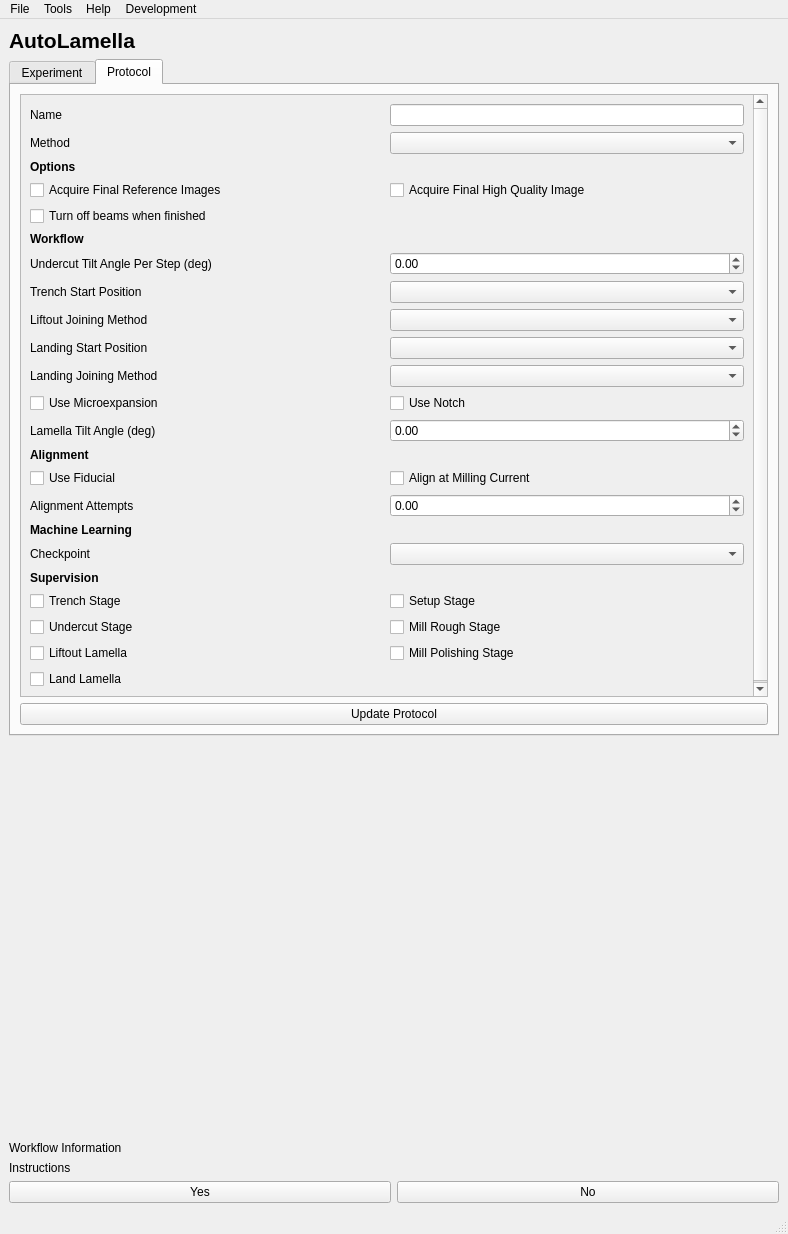
Old version of the form fibsem/applications/autolamella/ui/qt/AutoLamellaUI.ui in the repository fibsem-os/fibsem-os.
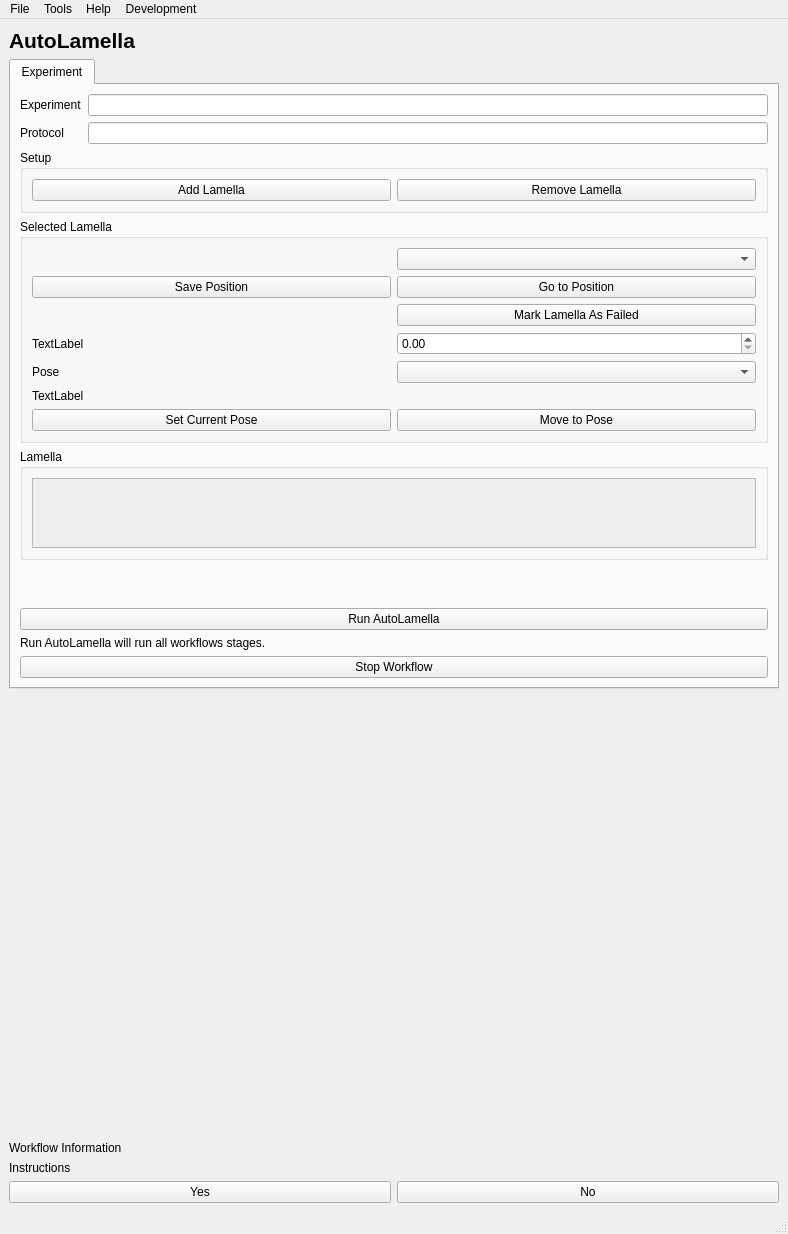
New version of the form. The open tabs and pages were chosen to show the change.

Commit message: [refactor] v0.5.0 refactor - task based workflows

What changed in the file:
```diff
--- a/fibsem/applications/autolamella/ui/qt/AutoLamellaUI.ui
+++ b/fibsem/applications/autolamella/ui/qt/AutoLamellaUI.ui
@@ -33,13 +33,6 @@
   </property>
   <widget class="QWidget" name="centralwidget">
    <layout class="QGridLayout" name="gridLayout">
-    <item row="4" column="0" colspan="2">
-     <widget class="QLabel" name="label_instructions">
-      <property name="text">
-       <string>Instructions</string>
-      </property>
-     </widget>
-    </item>
     <item row="0" column="0" colspan="2">
      <widget class="QLabel" name="label_title">
       <property name="font">
@@ -57,10 +50,10 @@
       </property>
      </widget>
     </item>
-    <item row="3" column="0" colspan="2">
-     <widget class="QLabel" name="label_workflow_information">
+    <item row="4" column="0" colspan="2">
+     <widget class="QLabel" name="label_instructions">
       <property name="text">
-       <string>Workflow Information</string>
+       <string>Instructions</string>
       </property>
      </widget>
     </item>
@@ -78,6 +71,26 @@
       </property>
      </widget>
     </item>
+    <item row="3" column="0" colspan="2">
+     <widget class="QLabel" name="label_workflow_information">
+      <property name="text">
+       <string>Workflow Information</string>
+      </property>
+     </widget>
+    </item>
+    <item row="2" column="0" colspan="2">
+     <spacer name="verticalSpacer_4">
+      <property name="orientation">
+       <enum>Qt::Vertical</enum>
+      </property>
+      <property name="sizeHint" stdset="0">
+       <size>
+        <width>20</width>
+        <height>40</height>
+       </size>
+      </property>
+     </spacer>
+    </item>
     <item row="1" column="0" colspan="2">
      <widget class="QTabWidget" name="tabWidget">
       <property name="currentIndex">
@@ -88,102 +101,18 @@
         <string>Experiment</string>
        </attribute>
        <layout class="QGridLayout" name="gridLayout_3">
-        <item row="12" column="0" colspan="2">
-         <widget class="QPushButton" name="pushButton_run_serial_liftout_landing">
-          <property name="text">
-           <string>Run Landing Workflow</string>
-          </property>
-         </widget>
-        </item>
-        <item row="0" column="0" colspan="2">
-         <widget class="QLabel" name="label_experiment_name">
-          <property name="text">
-           <string>Experiment:</string>
-          </property>
-         </widget>
-        </item>
-        <item row="36" column="0" colspan="2">
-         <widget class="QPushButton" name="pushButton_stop_workflow">
-          <property name="text">
-           <string>Stop Workflow</string>
-          </property>
-         </widget>
-        </item>
-        <item row="7" column="0" colspan="2">
-         <spacer name="verticalSpacer">
-          <property name="orientation">
-           <enum>Qt::Vertical</enum>
-          </property>
-          <property name="sizeHint" stdset="0">
-           <size>
-            <width>20</width>
-            <height>40</height>
-           </size>
-          </property>
-         </spacer>
-        </item>
-        <item row="13" column="0" colspan="2">
-         <widget class="QPushButton" name="pushButton_run_setup_autolamella">
-          <property name="text">
-           <string>Run AutoLamella</string>
-          </property>
-         </widget>
-        </item>
-        <item row="2" column="0" colspan="2">
-         <widget class="QGroupBox" name="groupBox_setup">
-          <property name="title">
-           <string>Setup</string>
-          </property>
-          <layout class="QGridLayout" name="gridLayout_5">
-           <item row="0" column="0">
-            <widget class="QPushButton" name="pushButton_add_lamella">
-             <property name="text">
-              <string>Add Lamella</string>
-             </property>
-            </widget>
-           </item>
-           <item row="0" column="1">
-            <widget class="QPushButton" name="pushButton_remove_lamella">
-             <property name="styleSheet">
-              <string notr="true"/>
-             </property>
-             <property name="text">
-              <string>Remove Lamella</string>
-             </property>
-            </widget>
-           </item>
-          </layout>
-         </widget>
-        </item>
-        <item row="8" column="0" colspan="2">
-         <widget class="QPushButton" name="pushButton_setup_autoliftout">
-          <property name="text">
-           <string>Run Setup Liftout</string>
-          </property>
-         </widget>
-        </item>
-        <item row="1" column="0" colspan="2">
-         <widget class="QLabel" name="label_protocol_name">
-          <property name="text">
-           <string>Protocol:</string>
-          </property>
-         </widget>
-        </item>
-        <item row="11" column="0" colspan="2">
-         <widget class="QPushButton" name="pushButton_run_autoliftout">
-          <property name="text">
-           <string>Run Liftout Workflow</string>
-          </property>
-         </widget>
-        </item>
-        <item row="4" column="0" colspan="2">
+        <item row="6" column="0" colspan="2">
          <widget class="QGroupBox" name="groupBox_selected_lamella">
           <property name="title">
            <string>Selected Lamella</string>
           </property>
           <layout class="QGridLayout" name="gridLayout_7">
-           <item row="3" column="0">
-            <widget class="QComboBox" name="comboBox_lamella_history"/>
+           <item row="7" column="1">
+            <widget class="QPushButton" name="pushButton_lamella_move_to_pose">
+             <property name="text">
+              <string>Move to Pose</string>
+             </property>
+            </widget>
            </item>
            <item row="0" column="0">
             <widget class="QLabel" name="label_current_lamella_header">
@@ -201,10 +130,16 @@
              </property>
             </widget>
            </item>
-           <item row="2" column="0">
-            <widget class="QPushButton" name="pushButton_lamella_landing_selected">
+           <item row="3" column="1">
+            <widget class="QDoubleSpinBox" name="doubleSpinBox_lamella_objective_position"/>
+           </item>
+           <item row="0" column="1">
+            <widget class="QComboBox" name="comboBox_current_lamella"/>
+           </item>
+           <item row="3" column="0">
+            <widget class="QLabel" name="label_lamella_objective_position">
              <property name="text">
-              <string>Landing Position Selected</string>
+              <string>TextLabel</string>
              </property>
             </widget>
            </item>
@@ -215,16 +150,6 @@
              </property>
             </widget>
            </item>
-           <item row="0" column="1">
-            <widget class="QComboBox" name="comboBox_current_lamella"/>
-           </item>
-           <item row="1" column="1">
-            <widget class="QPushButton" name="pushButton_go_to_lamella">
-             <property name="text">
-              <string>Go to Position</string>
-             </property>
-            </widget>
-           </item>
            <item row="2" column="1">
             <widget class="QPushButton" name="pushButton_fail_lamella">
              <property name="text">
@@ -232,47 +157,74 @@
              </property>
             </widget>
            </item>
-           <item row="3" column="1">
-            <widget class="QPushButton" name="pushButton_revert_stage">
+           <item row="1" column="1">
+            <widget class="QPushButton" name="pushButton_go_to_lamella">
              <property name="text">
-              <string>Time Travel To</string>
+              <string>Go to Position</string>
              </property>
             </widget>
            </item>
-           <item row="4" column="0" colspan="2">
-            <layout class="QGridLayout" name="gridLayout_selected_lamella_history"/>
+           <item row="6" column="0" colspan="2">
+            <widget class="QLabel" name="label_lamella_pose_position">
+             <property name="text">
+              <string>TextLabel</string>
+             </property>
+            </widget>
+           </item>
+           <item row="7" column="0">
+            <widget class="QPushButton" name="pushButton_lamella_set_pose">
+             <property name="text">
+              <string>Set Current Pose</string>
+             </property>
+            </widget>
+           </item>
+           <item row="4" column="0">
+            <widget class="QLabel" name="label_lamella_pose">
+             <property name="text">
+              <string>Pose</string>
+             </property>
+            </widget>
+           </item>
+           <item row="4" column="1">
+            <widget class="QComboBox" name="comboBox_lamella_pose"/>
            </item>
           </layout>
          </widget>
         </item>
-        <item row="9" column="0" colspan="2">
-         <widget class="QPushButton" name="pushButton_run_waffle_trench">
-          <property name="text">
-           <string>Run Trench Milling</string>
-          </property>
-          <property name="default">
-           <bool>false</bool>
-          </property>
-          <property name="flat">
-           <bool>false</bool>
-          </property>
-         </widget>
-        </item>
         <item row="10" column="0" colspan="2">
-         <widget class="QPushButton" name="pushButton_run_waffle_undercut">
+         <widget class="QPushButton" name="pushButton_run_setup_autolamella">
           <property name="text">
-           <string>Run Undercut Milling</string>
+           <string>Run AutoLamella</string>
           </property>
          </widget>
         </item>
-        <item row="14" column="0">
-         <widget class="QLabel" name="label_run_autolamella_info">
-          <property name="text">
-           <string>Run AutoLamella will run all workflows stages.</string>
+        <item row="4" column="0" colspan="2">
+         <widget class="QGroupBox" name="groupBox_setup">
+          <property name="title">
+           <string>Setup</string>
           </property>
+          <layout class="QGridLayout" name="gridLayout_5">
+           <item row="0" column="0">
+            <widget class="QPushButton" name="pushButton_add_lamella">
+             <property name="text">
+              <string>Add Lamella</string>
+             </property>
+            </widget>
+           </item>
+           <item row="0" column="1">
+            <widget class="QPushButton" name="pushButton_remove_lamella">
+             <property name="styleSheet">
+              <string notr="true"/>
+             </property>
+             <property name="text">
+              <string>Remove Lamella</string>
+             </property>
+            </widget>
+           </item>
+          </layout>
          </widget>
         </item>
-        <item row="5" column="0" colspan="2">
+        <item row="7" column="0" colspan="2">
          <widget class="QGroupBox" name="groupBox_lamella">
           <property name="sizePolicy">
            <sizepolicy hsizetype="Expanding" vsizetype="Expanding">
@@ -301,7 +253,7 @@
              <property name="widgetResizable">
               <bool>true</bool>
              </property>
-             <widget class="QWidget" name="scrollAreaWidgetContents_2">
+             <widget class="QWidget" name="scrollAreaLamellaInfoWidget">
               <property name="geometry">
                <rect>
                 <x>0</x>
@@ -310,384 +262,64 @@
                 <height>68</height>
                </rect>
               </property>
-              <layout class="QGridLayout" name="gridLayout_8">
-               <item row="0" column="0">
-                <layout class="QGridLayout" name="gridLayout_lamella_info"/>
-               </item>
-              </layout>
+              <layout class="QGridLayout" name="gridLayout_8"/>
              </widget>
             </widget>
            </item>
           </layout>
          </widget>
         </item>
-       </layout>
-      </widget>
-      <widget class="QWidget" name="tab_2">
-       <attribute name="title">
-        <string>Protocol</string>
-       </attribute>
-       <layout class="QGridLayout" name="gridLayout_2">
-        <item row="24" column="0" colspan="2">
-         <widget class="QPushButton" name="pushButton_update_protocol">
+        <item row="0" column="1">
+         <widget class="QLineEdit" name="lineEdit_experiment_name"/>
+        </item>
+        <item row="33" column="0" colspan="2">
+         <widget class="QPushButton" name="pushButton_stop_workflow">
           <property name="text">
-           <string>Update Protocol</string>
+           <string>Stop Workflow</string>
           </property>
          </widget>
         </item>
-        <item row="0" column="0" colspan="2">
-         <widget class="QScrollArea" name="scrollArea">
-          <property name="minimumSize">
+        <item row="9" column="0" colspan="2">
+         <spacer name="verticalSpacer">
+          <property name="orientation">
+           <enum>Qt::Vertical</enum>
+          </property>
+          <property name="sizeHint" stdset="0">
            <size>
-            <width>0</width>
-            <height>0</height>
+            <width>20</width>
+            <height>40</height>
            </size>
           </property>
-          <property name="widgetResizable">
-           <bool>true</bool>
+         </spacer>
+        </item>
+        <item row="0" column="0">
+         <widget class="QLabel" name="label_experiment_name">
+          <property name="text">
+           <string>Experiment</string>
           </property>
-          <widget class="QWidget" name="scrollAreaWidgetContents">
-           <property name="geometry">
-            <rect>
-             <x>0</x>
-             <y>0</y>
-             <width>746</width>
-             <height>632</height>
-            </rect>
-           </property>
-           <layout class="QGridLayout" name="gridLayout_4">
-            <item row="10" column="0">
-             <widget class="QLabel" name="label_options_landing_joining_method">
-              <property name="text">
-               <string>Landing Joining Method</string>
-              </property>
-             </widget>
-            </item>
-            <item row="0" column="1">
-             <widget class="QLineEdit" name="lineEdit_name">
-              <property name="sizePolicy">
-               <sizepolicy hsizetype="Preferred" vsizetype="Fixed">
-                <horstretch>0</horstretch>
-                <verstretch>0</verstretch>
-               </sizepolicy>
-              </property>
-             </widget>
-            </item>
-            <item row="13" column="0">
-             <widget class="QLabel" name="label_alignment_header">
-              <property name="font">
-               <font>
-                <weight>75</weight>
-                <bold>true</bold>
-                <underline>false</underline>
-               </font>
-              </property>
-              <property name="text">
-               <string>Alignment</string>
-              </property>
-             </widget>
-            </item>
-            <item row="1" column="1">
-             <widget class="QComboBox" name="comboBox_method"/>
-            </item>
-            <item row="15" column="1">
-             <widget class="QDoubleSpinBox" name="beamshift_attempts">
-              <property name="minimum">
-               <double>-180.000000000000000</double>
-              </property>
-              <property name="maximum">
-               <double>180.000000000000000</double>
-              </property>
-             </widget>
-            </item>
-            <item row="22" column="0">
-             <widget class="QCheckBox" name="checkBox_supervise_landing">
-              <property name="enabled">
-               <bool>true</bool>
-              </property>
-              <property name="text">
-               <string>Land Lamella</string>
-              </property>
-             </widget>
-            </item>
-            <item row="15" column="0">
-             <widget class="QLabel" name="beamShiftAttemptsLabel">
-              <property name="text">
-               <string>Alignment Attempts</string>
-              </property>
-             </widget>
-            </item>
-            <item row="6" column="0">
-             <widget class="QLabel" name="label_protocol_undercut_tilt_angle">
-              <property name="text">
-               <string>Undercut Tilt Angle Per Step (deg)</string>
-              </property>
-             </widget>
-            </item>
-            <item row="21" column="0">
-             <widget class="QCheckBox" name="checkBox_supervise_liftout">
-              <property name="enabled">
-               <bool>true</bool>
-              </property>
-              <property name="text">
-               <string>Liftout Lamella</string>
-              </property>
-             </widget>
-            </item>
-            <item row="7" column="1">
-             <widget class="QComboBox" name="comboBox_options_trench_start_position"/>
-            </item>
-            <item row="18" column="0">
-             <widget class="QLabel" name="label_supervise_header">
-              <property name="font">
-               <font>
-                <weight>75</weight>
-                <bold>true</bold>
-               </font>
-              </property>
-              <property name="text">
-               <string>Supervision</string>
-              </property>
-             </widget>
-            </item>
-            <item row="11" column="0">
-             <widget class="QCheckBox" name="checkBox_use_microexpansion">
-              <property name="text">
-               <string>Use Microexpansion</string>
-              </property>
-             </widget>
-            </item>
-            <item row="9" column="0">
-             <widget class="QLabel" name="label_options_landing_start_position">
-              <property name="text">
-               <string>Landing Start Position</string>
-              </property>
-             </widget>
-            </item>
-            <item row="1" column="0">
-             <widget class="QLabel" name="label_protocol_method">
-              <property name="text">
-               <string>Method</string>
-              </property>
-             </widget>
-            </item>
-            <item row="7" column="0">
-             <widget class="QLabel" name="label_options_trench_start_position">
-              <property name="text">
-               <string>Trench Start Position</string>
-              </property>
-             </widget>
-            </item>
-            <item row="14" column="0">
-             <widget class="QCheckBox" name="checkBox_align_use_fiducial">
-              <property name="text">
-               <string>Use Fiducial</string>
-              </property>
-             </widget>
-            </item>
-            <item row="3" column="1">
-             <widget class="QCheckBox" name="checkBox_take_final_high_quality_reference">
-              <property name="text">
-               <string>Acquire Final High Quality Image</string>
-              </property>
-             </widget>
-            </item>
-            <item row="17" column="1">
-             <widget class="QComboBox" name="comboBox_ml_checkpoint"/>
-            </item>
-            <item row="20" column="0">
-             <widget class="QCheckBox" name="checkBox_undercut">
-              <property name="text">
-               <string>Undercut Stage</string>
-              </property>
-             </widget>
-            </item>
-            <item row="17" column="0">
-             <widget class="QLabel" name="label_ml_checkpoint">
-              <property name="text">
-               <string>Checkpoint</string>
-              </property>
-             </widget>
-            </item>
-            <item row="21" column="1">
-             <widget class="QCheckBox" name="checkBox_supervise_mill_polishing">
-              <property name="text">
-               <string>Mill Polishing Stage</string>
-              </property>
-             </widget>
-            </item>
-            <item row="2" column="0">
-             <widget class="QLabel" name="label_options_header">
-              <property name="font">
-               <font>
-                <weight>75</weight>
-                <bold>true</bold>
-               </font>
-              </property>
-              <property name="text">
-               <string>Options</string>
-              </property>
-             </widget>
-            </item>
-            <item row="19" column="0">
-             <widget class="QCheckBox" name="checkBox_trench">
-              <property name="text">
-               <string>Trench Stage</string>
-              </property>
-             </widget>
-            </item>
-            <item row="23" column="0" colspan="2">
-             <spacer name="verticalSpacer_2">
-              <property name="orientation">
-               <enum>Qt::Vertical</enum>
-              </property>
-              <property name="sizeHint" stdset="0">
-               <size>
-                <width>20</width>
-                <height>40</height>
-               </size>
-              </property>
-             </spacer>
-            </item>
-            <item row="9" column="1">
-             <widget class="QComboBox" name="comboBox_options_landing_start_position"/>
-            </item>
-            <item row="16" column="0">
-             <widget class="QLabel" name="label_ml_header">
-              <property name="font">
-               <font>
-                <weight>75</weight>
-                <bold>true</bold>
-               </font>
-              </property>
-              <property name="text">
-               <string>Machine Learning</string>
-              </property>
-             </widget>
-            </item>
-            <item row="8" column="1">
-             <widget class="QComboBox" name="comboBox_options_liftout_joining_method"/>
-            </item>
-            <item row="3" column="0">
-             <widget class="QCheckBox" name="checkBox_take_final_reference_images">
-              <property name="text">
-               <string>Acquire Final Reference Images</string>
-              </property>
-             </widget>
-            </item>
-            <item row="12" column="0">
-             <widget class="QLabel" name="label_lamella_tilt_angle">
-              <property name="text">
-               <string>Lamella Tilt Angle (deg)</string>
-              </property>
-             </widget>
-            </item>
-            <item row="5" column="0" colspan="2">
-             <widget class="QLabel" name="label">
-              <property name="font">
-               <font>
-                <weight>75</weight>
-                <bold>true</bold>
-               </font>
-              </property>
-              <property name="text">
-               <string>Workflow</string>
-              </property>
-             </widget>
-            </item>
-            <item row="12" column="1">
-             <widget class="QDoubleSpinBox" name="doubleSpinBox_lamella_tilt_angle">
-              <property name="minimum">
-               <double>-180.000000000000000</double>
-              </property>
-              <property name="maximum">
-               <double>180.000000000000000</double>
-              </property>
-             </widget>
-            </item>
-            <item row="0" column="0">
-             <widget class="QLabel" name="label_protocol_name_2">
-              <property name="text">
-               <string>Name</string>
-              </property>
-             </widget>
-            </item>
-            <item row="20" column="1">
-             <widget class="QCheckBox" name="checkBox_supervise_mill_rough">
-              <property name="text">
-               <string>Mill Rough Stage</string>
-              </property>
-             </widget>
-            </item>
-            <item row="14" column="1">
-             <widget class="QCheckBox" name="checkBox_align_at_milling_current">
-              <property name="text">
-               <string>Align at Milling Current</string>
-              </property>
-             </widget>
-            </item>
-            <item row="10" column="1">
-             <widget class="QComboBox" name="comboBox_options_landing_joining_method"/>
-            </item>
-            <item row="8" column="0">
-             <widget class="QLabel" name="label_options_liftout_joining_method">
-              <property name="text">
-               <string>Liftout Joining Method</string>
-              </property>
-             </widget>
-            </item>
-            <item row="6" column="1">
-             <widget class="QDoubleSpinBox" name="doubleSpinBox_undercut_tilt">
-              <property name="minimum">
-               <double>-180.000000000000000</double>
-              </property>
-              <property name="maximum">
-               <double>180.000000000000000</double>
-              </property>
-             </widget>
-            </item>
-            <item row="11" column="1">
-             <widget class="QCheckBox" name="checkBox_use_notch">
-              <property name="text">
-               <string>Use Notch</string>
-              </property>
-             </widget>
-            </item>
-            <item row="19" column="1">
-             <widget class="QCheckBox" name="checkBox_setup">
-              <property name="text">
-               <string>Setup Stage</string>
-              </property>
-             </widget>
-            </item>
-            <item row="4" column="0">
-             <widget class="QCheckBox" name="checkBox_turn_beams_off">
-              <property name="text">
-               <string>Turn off beams when finished</string>
-              </property>
-             </widget>
-            </item>
-           </layout>
-          </widget>
+         </widget>
+        </item>
+        <item row="3" column="0">
+         <widget class="QLabel" name="label_protocol_name">
+          <property name="text">
+           <string>Protocol</string>
+          </property>
+         </widget>
+        </item>
+        <item row="3" column="1">
+         <widget class="QLineEdit" name="lineEdit_protocol_name"/>
+        </item>
+        <item row="11" column="0" colspan="2">
+         <widget class="QLabel" name="label_run_autolamella_info">
+          <property name="text">
+           <string>Run AutoLamella will run all workflows stages.</string>
+          </property>
          </widget>
         </item>
        </layout>
       </widget>
      </widget>
     </item>
-    <item row="2" column="0" colspan="2">
-     <spacer name="verticalSpacer_4">
-      <property name="orientation">
-       <enum>Qt::Vertical</enum>
-      </property>
-      <property name="sizeHint" stdset="0">
-       <size>
-        <width>20</width>
-        <height>40</height>
-       </size>
-      </property>
-     </spacer>
-    </item>
    </layout>
   </widget>
   <widget class="QMenuBar" name="menubar">
@@ -708,7 +340,6 @@
     <addaction name="separator"/>
     <addaction name="actionLoad_Protocol"/>
     <addaction name="actionSave_Protocol"/>
-    <addaction name="actionUpdateMilling_Protocol"/>
    </widget>
    <widget class="QMenu" name="menuTools">
     <property name="title">
@@ -717,6 +348,7 @@
     <addaction name="actionCryo_Deposition"/>
     <addaction name="separator"/>
     <addaction name="actionOpen_Minimap"/>
+    <addaction name="separator"/>
     <addaction name="actionGenerate_Report"/>
     <addaction name="actionGenerate_Overview_Plot"/>
     <addaction name="separator"/>
@@ -732,8 +364,6 @@
      <string>Development</string>
     </property>
     <addaction name="actionAdd_Lamella_from_Odemis"/>
-    <addaction name="actionSpot_Burn"/>
-    <addaction name="actionRun_Spot_Burn_Workflow"/>
    </widget>
    <addaction name="menuAutoLamella"/>
    <addaction name="menuTools"/>
```
The commit also changes 31 other files.
